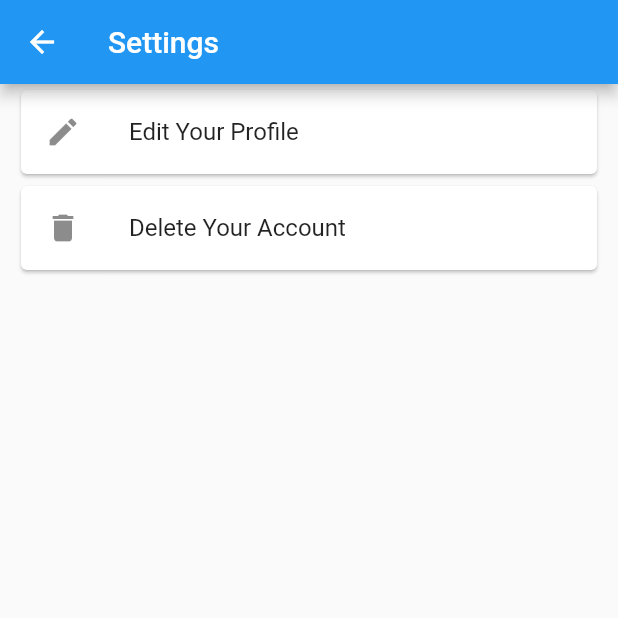
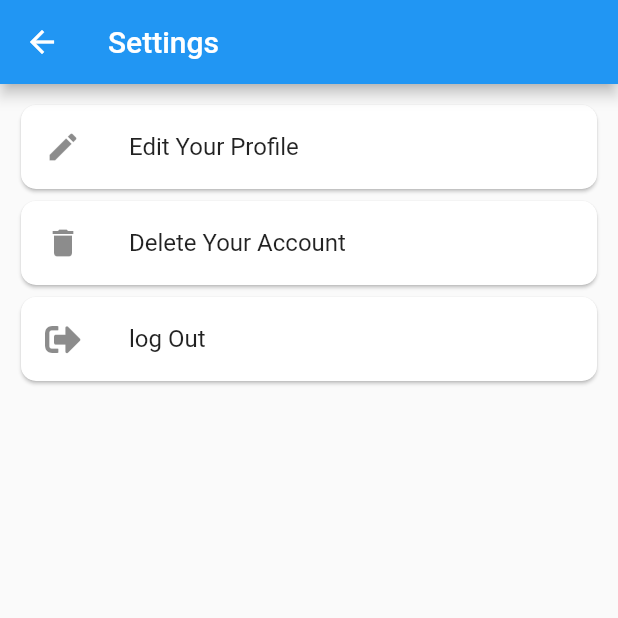
Before and after one commit to yash1200/Petals, a Flutter app: the AccountSetting screen opened directly, on a phone screen of 412 x 824 dp, the top half of it. Run offline on Flutter 3.47's test engine with Material 2 defaults, Android fonts, the phone set to English and light mode, and no system bars; our stand-ins replace firebase_auth, font_awesome_flutter, permission_handler, qr_flutter; missing offline and left inert: qr_code_scanner; accounts and stored records are empty.

Commit message:
Log out added

```diff
--- a/petal_bussiness/lib/Widgets/CustomListTile.dart
+++ b/petal_bussiness/lib/Widgets/CustomListTile.dart
@@ -15,6 +15,9 @@ class CustomListTile extends StatelessWidget {
         leading: Icon(icon),
         onTap: onTap,
       ),
+      shape: RoundedRectangleBorder(
+        borderRadius: BorderRadius.circular(10),
+      ),
     );
   }
 }
--- a/petal_bussiness/lib/views/AccountSetting.dart
+++ b/petal_bussiness/lib/views/AccountSetting.dart
@@ -1,4 +1,5 @@
 import 'package:flutter/material.dart';
+import 'package:font_awesome_flutter/font_awesome_flutter.dart';
 import 'package:petal_bussiness/Widgets/CustomDialog.dart';
 import 'package:petal_bussiness/Widgets/CustomListTile.dart';
 import 'package:petal_bussiness/views/EditInfo.dart';
@@ -22,6 +23,9 @@ class _AccountSettingState extends State<AccountSetting> {
         padding: EdgeInsets.only(left: 10, right: 10),
         child: Column(
           children: [
+            SizedBox(
+              height: 10,
+            ),
             CustomListTile(
               title: 'Edit Your Profile',
               onTap: () {
@@ -34,6 +38,13 @@ class _AccountSettingState extends State<AccountSetting> {
             CustomListTile(
               title: 'Delete Your Account',
               icon: Icons.delete,
+              onTap: () {
+                showDeleteDialog(context, _scaffoldKey);
+              },
+            ),
+            CustomListTile(
+              title: 'log Out',
+              icon: FontAwesomeIcons.signOutAlt,
               onTap: () {
                 showDeleteDialog(context, _scaffoldKey);
               },
--- a/petal_bussiness/pubspec.yaml
+++ b/petal_bussiness/pubspec.yaml
@@ -26,6 +26,7 @@ dependencies:
   http:
   firebase_auth:
   qr_flutter:
+  font_awesome_flutter:
   permission_handler:
   provider:
 
```
Also changed, not shown: petal_bussiness/lib/Firebase/LoginFunction.dart (+14 -0 lines), petal_bussiness/lib/Widgets/CustomDialog.dart (+2 -6 lines), petal_bussiness/pubspec.lock, 1 other file.
